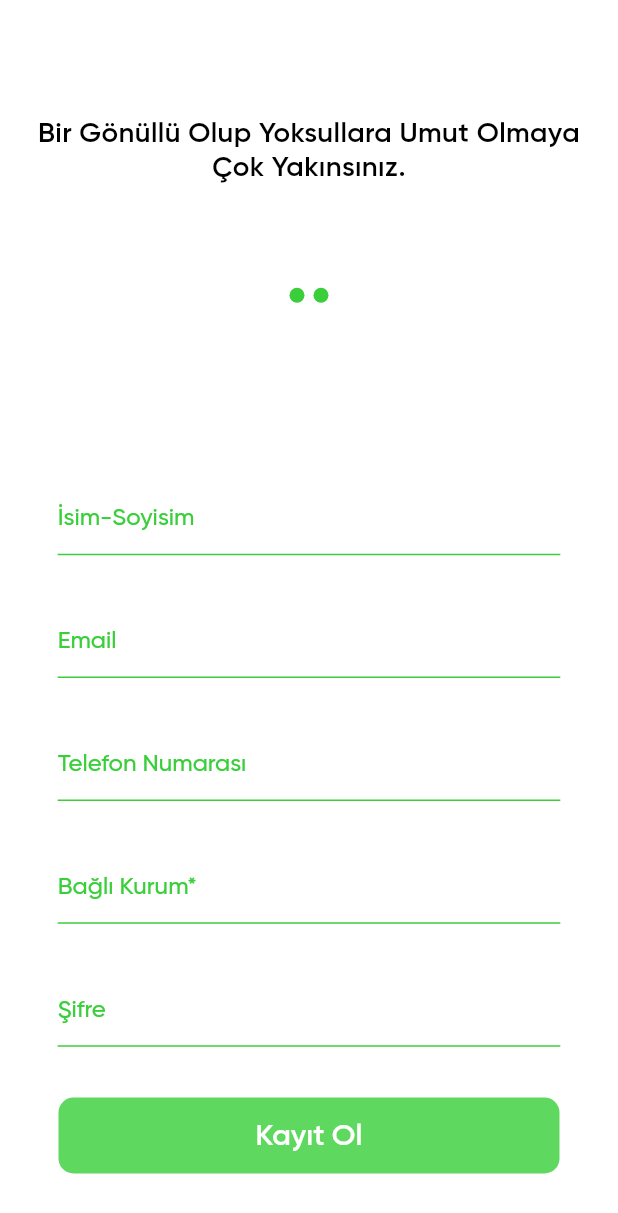
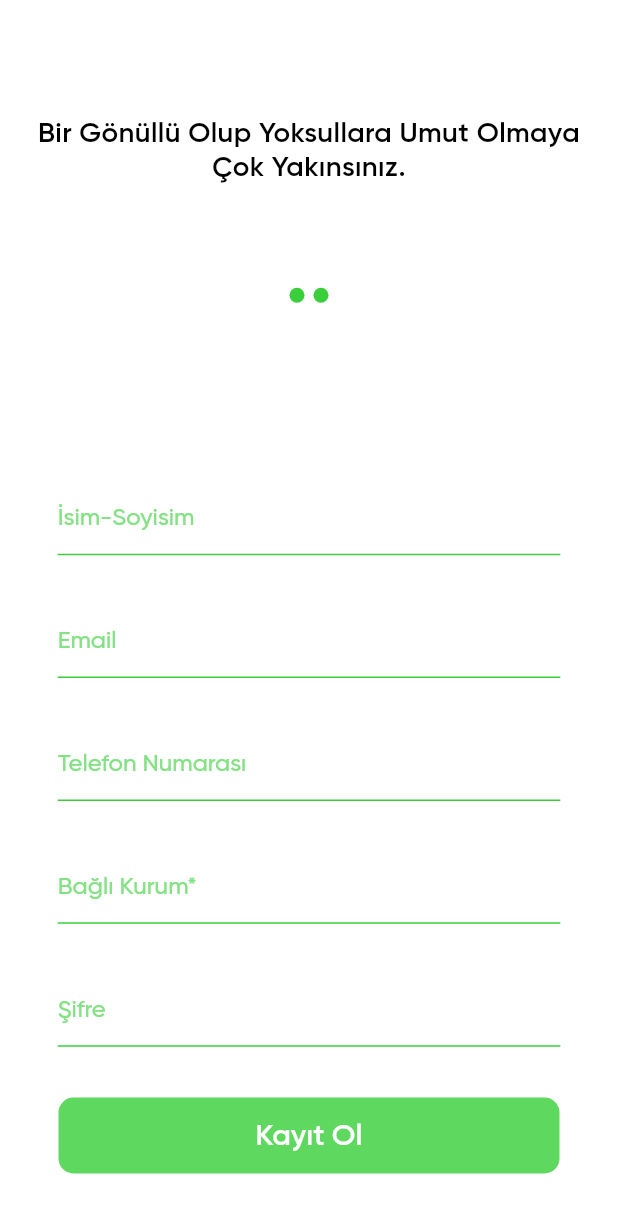
Before and after one commit to mehmetarsay/F4RTech-GDGSivas-hackathon, a Flutter app: the screen it shows after launch, after a tap on "Kayıt Ol", on a phone screen of 412 x 824 dp. Shown: the top 1213 px of the screen. Run offline on Flutter 3.47's test engine with Material 2 defaults, Android fonts, the phone set to English and light mode, and no system bars; our stand-ins replace cloud_firestore, firebase_auth, firebase_core, firebase_storage, flutter_custom_clippers, flutter_swiper and 5 more; missing offline and left inert: cloud_firestore_platform_interface, geocoder, icon_shadow, multi_image_picker; accounts and stored records are empty; network calls fail.

Commit message:
landing page edited

```diff
--- a/lib/common_widget/dropdown_button.dart
+++ b/lib/common_widget/dropdown_button.dart
@@ -20,7 +20,7 @@ class _DropdownButtonWidgetState extends State<DropdownButtonWidget> {
     return Padding(
       padding: const EdgeInsets.only(top:6.0),
       child: Container(
-        height: Constants.getHeightValue(context, 75),
+        height: Constants.getHeightValue(context, 80),
         width: Constants.getWidthValue(context, 327),
         child: Column(
           mainAxisAlignment: MainAxisAlignment.spaceBetween,
--- a/lib/common_widget/my_text_field.dart
+++ b/lib/common_widget/my_text_field.dart
@@ -29,7 +29,7 @@ class MyTextField extends StatelessWidget {
         onSubmitted: this.onSubmit,
         focusNode: focusNode,
         style: TextStyle(
-          color: userType == UserType.VOLUNTEER ?ColorTable.greenT[2] : ColorTable.blueT[2],
+          color: userType == UserType.VOLUNTEER ?ColorTable.greenT[0] : ColorTable.blueT[0],
           fontWeight: FontWeight.w400
         ),
         decoration: InputDecoration(
@@ -41,7 +41,7 @@ class MyTextField extends StatelessWidget {
           labelText: this.label,
           labelStyle: TextStyle(
               fontWeight: FontWeight.w500,
-              color: userType == UserType.VOLUNTEER ?ColorTable.greenT[2] : ColorTable.blueT[2],
+              color: userType == UserType.VOLUNTEER ?ColorTable.greenT[3] : ColorTable.blueT[4],
           ),
           enabledBorder: UnderlineInputBorder(
             borderSide: BorderSide(color: userType == UserType.VOLUNTEER ?ColorTable.greenT[2] : ColorTable.blueT[2],),
--- a/lib/common_widget/request_widget.dart
+++ b/lib/common_widget/request_widget.dart
@@ -20,7 +20,7 @@ class RequestWidget extends StatelessWidget {
       padding:  EdgeInsets.symmetric(vertical: 10.0, horizontal: Constants.getWidthValue(context, 20)),
       child: Container(
         height: Constants.getHeightValue(context, 74),
-        width: Constants.getWidthValue(context, 328),
+        width: Constants.getWidthValue(context, 330),
         decoration: BoxDecoration(
             borderRadius: BorderRadius.all(Radius.circular(10)),
             gradient: LinearGradient(
--- a/lib/view/landing_page.dart
+++ b/lib/view/landing_page.dart
@@ -11,13 +11,15 @@ class LandingPage extends StatefulWidget {
 }
 
 class _LandingPageState extends State<LandingPage> {
-  PageController _pageController = PageController();
+  PageController pageController = PageController(initialPage: 1);
   @override
   Widget build(BuildContext context) {
+
     return ScrollConfiguration(
       behavior: MyBehavior(),
       child: PageView(
-        controller: _pageController,
+        physics: BouncingScrollPhysics(),
+        controller: pageController,
         scrollDirection: Axis.horizontal,
         children: [
           LogInPage(UserType.VOLUNTEER),
@@ -77,9 +79,11 @@ class _LandingPageState extends State<LandingPage> {
   Widget landingText(
       {@required String title,
         @required Color backgroundColor,int scroolPage}) {
-    return InkWell(
+    return Stack(
+      children: [
+        InkWell(
           onTap: (){
-        _pageController.animateToPage(
+            pageController.animateToPage(
               scroolPage,
               duration: const Duration(milliseconds: 1200),
               curve: Curves.easeIn,
@@ -117,9 +121,9 @@ class _LandingPageState extends State<LandingPage> {
                               color: Colors.white)),
                       Container(
                         width: Constants.getWidthValue(context, 250),
-                    child: Text('Paylaştığın senindir, biriktirdiğin değil.',
+                        child: Text('Paylaştığın senindir, biriktirdiğin değil. Hemen Hayırsever ol.',
                         style: TextStyle(
-                        color: Colors.black.withOpacity(0.8),
+                            color: Colors.black.withOpacity(0.5),
                           fontStyle: FontStyle.italic,
                           fontWeight: FontWeight.bold
                         ),),
@@ -151,14 +155,15 @@ class _LandingPageState extends State<LandingPage> {
                               fontWeight: FontWeight.bold,
                               color: Colors.white)),
                       Container(
-                    alignment: Alignment.centerRight,
-                    width: Constants.getWidthValue(context, 250),
-                    child: Text('Başkasına Yardımı Dokunan İnsan Kusursuz İnsandır.',
+                        alignment: Alignment.topRight,
+                        width: Constants.getWidthValue(context, 275),
+                        child: Text('Başkasına Yardımı Dokunan İnsan Kusursuz İnsandır.Şimdi Gönüllü ol.',
                         style: TextStyle(
                           color: Colors.black.withOpacity(0.5),
                           fontStyle: FontStyle.italic,
                             fontWeight: FontWeight.bold,
                         ),
+                        textAlign: TextAlign.right,
                         maxLines: 2,
 
                         ),
@@ -169,6 +174,20 @@ class _LandingPageState extends State<LandingPage> {
                 ],
               )
           ),
+        ),
+        Positioned(
+          bottom: 5,
+          right: scroolPage == 2 ?10:Constants.getWidth(context)-40,
+          child: Container(
+            height: 30,
+            width: 30,
+            child: Icon(
+              Icons.info,
+              color: backgroundColor,
+            ),
+          ),
+        ),
+      ],
     );
   }
 }
--- a/lib/view/sharer_product_add_page.dart
+++ b/lib/view/sharer_product_add_page.dart
@@ -100,7 +100,7 @@ class _ProductAddPageState extends State<ProductAddPage> {
                         ),
                       ),
                       Container(
-                        height: Constants.getHeightValue(context, 150),
+                        height: Constants.getHeightValue(context, 170),
                         width: Constants.getWidthValue(context, 327),
                         child: Column(
                           crossAxisAlignment: CrossAxisAlignment.start,
--- a/lib/view/volunteer_profil_page.dart
+++ b/lib/view/volunteer_profil_page.dart
@@ -80,7 +80,7 @@ class _VolunteerProfilPageState extends State<VolunteerProfilPage> {
                   ),
                 ),
                 Container(
-                  height: Constants.getHeightValue(context, 320),
+                  height: Constants.getHeightValue(context, 315),
                   child: SingleChildScrollView(
                     physics: BouncingScrollPhysics(),
                     child: Column(
```
Also changed, not shown: lib/common_widget/ShowDialog.dart (added, +33 -0 lines). Lines whose indentation alone changed are shown as unchanged.
